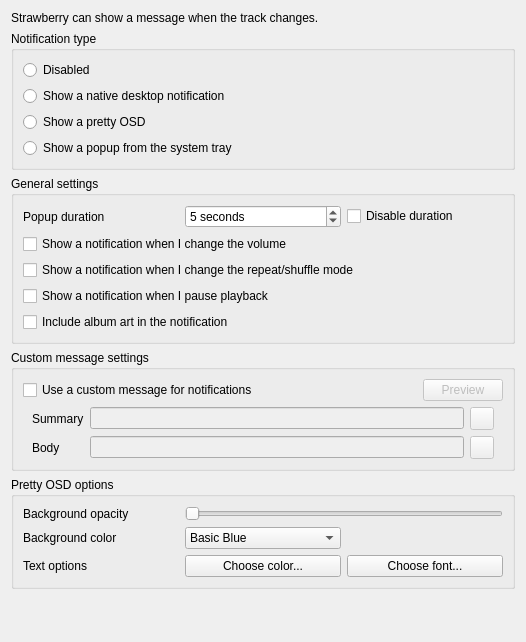
strawberrymusicplayer/strawberry, file src/settings/notificationssettingspage.ui: the form before one commit.
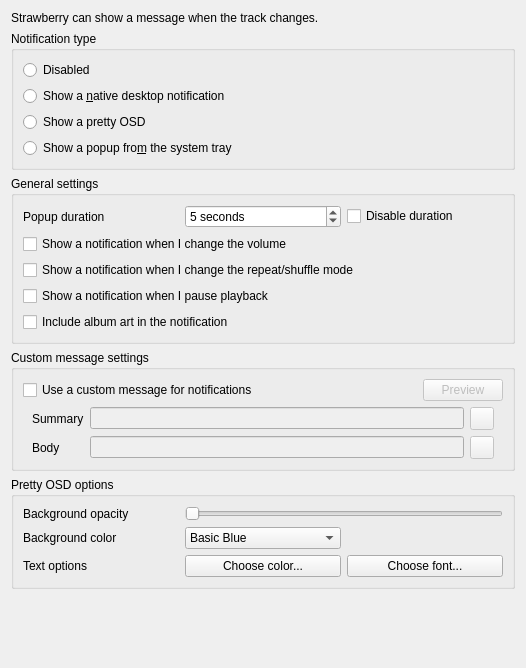
The form after the commit.

Patch:
```diff
--- a/src/settings/notificationssettingspage.ui
+++ b/src/settings/notificationssettingspage.ui
@@ -7,7 +7,7 @@
     <x>0</x>
     <y>0</y>
     <width>526</width>
-    <height>642</height>
+    <height>668</height>
    </rect>
   </property>
   <property name="windowTitle">
@@ -37,7 +37,7 @@
       <item>
        <widget class="QRadioButton" name="notifications_native">
         <property name="text">
-         <string>Show a native desktop notification</string>
+         <string>Show a &amp;native desktop notification</string>
         </property>
        </widget>
       </item>
@@ -51,7 +51,7 @@
       <item>
        <widget class="QRadioButton" name="notifications_tray">
         <property name="text">
-         <string>Show a popup from the system tray</string>
+         <string>Show a popup fro&amp;m the system tray</string>
         </property>
        </widget>
       </item>
```
Left out of the diff: 22 changed lines with no effect on the pictures.
